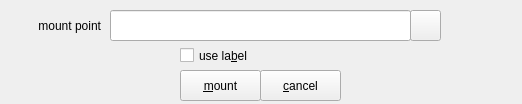
The window that zuluMount-gui/mountpartition.ui (mhogomchungu/zuluCrypt) describes before a commit, drawn with Qt 5.
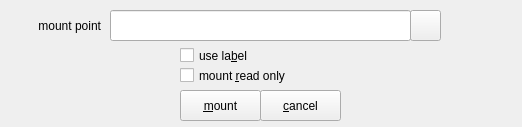
The same window after the commit.

Commit message: move the option to mount/open in read only to where they are closest to action in zuluMount

Patch:
```diff
--- a/zuluMount-gui/mountpartition.ui
+++ b/zuluMount-gui/mountpartition.ui
@@ -7,7 +7,7 @@
     <x>0</x>
     <y>0</y>
     <width>522</width>
-    <height>104</height>
+    <height>127</height>
    </rect>
   </property>
   <property name="windowTitle">
@@ -33,7 +33,7 @@
    <property name="geometry">
     <rect>
      <x>180</x>
-     <y>70</y>
+     <y>90</y>
      <width>81</width>
      <height>31</height>
     </rect>
@@ -82,7 +82,7 @@
    <property name="geometry">
     <rect>
      <x>260</x>
-     <y>70</y>
+     <y>90</y>
      <width>81</width>
      <height>31</height>
     </rect>
@@ -91,6 +91,19 @@
     <string>&amp;cancel</string>
    </property>
   </widget>
+  <widget class="QCheckBox" name="checkBoxMountReadOnly">
+   <property name="geometry">
+    <rect>
+     <x>180</x>
+     <y>60</y>
+     <width>161</width>
+     <height>31</height>
+    </rect>
+   </property>
+   <property name="text">
+    <string>mount &amp;read only</string>
+   </property>
+  </widget>
  </widget>
  <tabstops>
   <tabstop>lineEdit</tabstop>
```
The commit also changes 8 other files.
